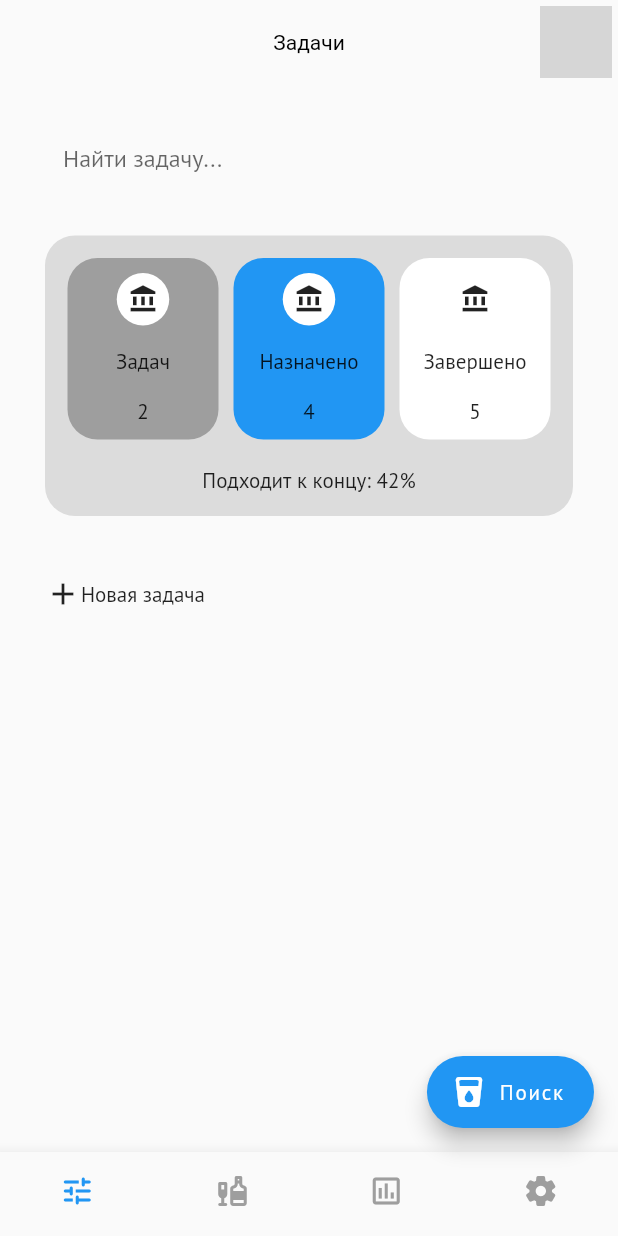
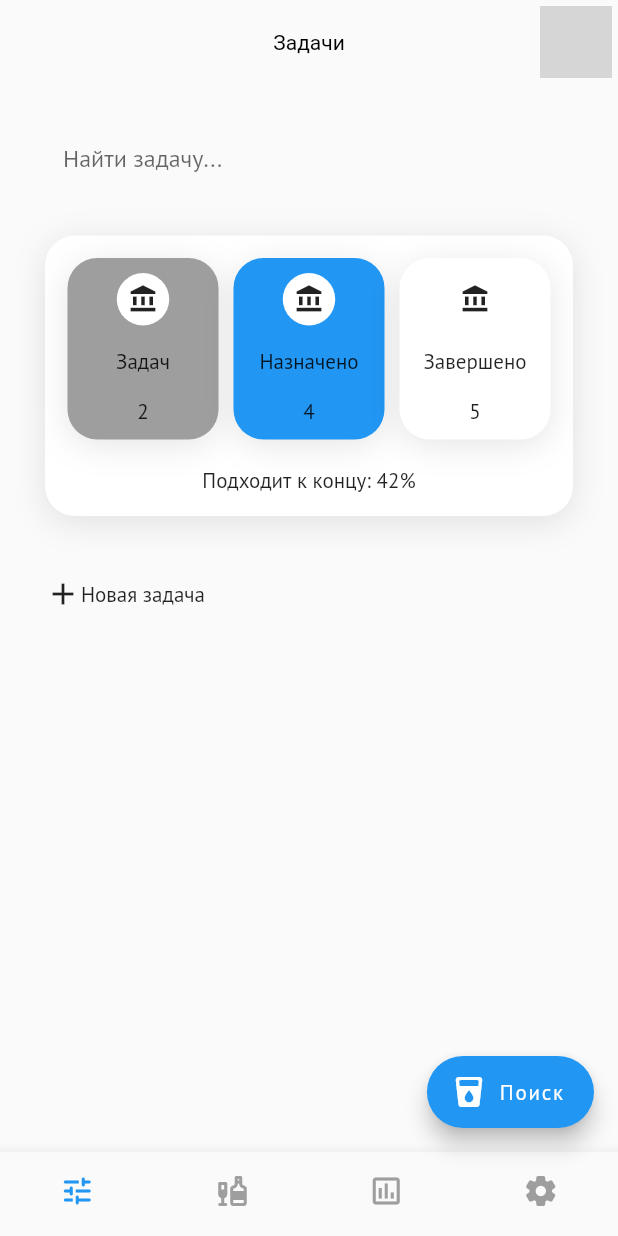
Before and after one commit to black-rusuz/rostelecom, a Flutter app: the screen it shows after launch, on a phone screen of 412 x 824 dp. Run offline on Flutter 3.47's test engine with Material 2 defaults, Android fonts, the phone set to English and light mode, and no system bars; drawn by our look-alikes of cached_network_image; our stand-ins replace dio, equatable, flutter_bloc, get_it, google_fonts, injectable; network calls fail; grey boxes are pictures that could not be loaded.

```diff
--- a/lib/presentation/pages/home/tasks/tasks_fragment.dart
+++ b/lib/presentation/pages/home/tasks/tasks_fragment.dart
@@ -46,7 +46,7 @@ class StatsCard extends StatelessWidget {
   Widget build(BuildContext context) {
     return BaseCard(
       padding: const EdgeInsets.all(15),
-      //color: Colors.white,
+      color: Colors.white,
       borderRadius: 20,
       child: Column(
         children: [
--- a/lib/presentation/widgets/base_card.dart
+++ b/lib/presentation/widgets/base_card.dart
@@ -1,4 +1,6 @@
 import 'package:flutter/material.dart';
+
+import '../../styles.dart';
 
 class BaseCard extends StatelessWidget {
   final EdgeInsets padding;
@@ -21,6 +23,7 @@ class BaseCard extends StatelessWidget {
       decoration: BoxDecoration(
         color: color,
         borderRadius: BorderRadius.circular(borderRadius),
+        boxShadow: Styles.shadows,
       ),
       child: child,
     );
--- a/lib/styles.dart
+++ b/lib/styles.dart
@@ -45,36 +45,36 @@ class Styles {
   static BorderRadius radius = BorderRadius.circular(20);
 
   static const List<BoxShadow> shadows = [
+    // BoxShadow(
+    //   color: Color.fromRGBO(0, 0, 0, 0.1),
+    //   blurRadius: 2.21,
+    //   offset: Offset(0, 0.5),
+    // ),
+    // BoxShadow(
+    //   color: Color.fromRGBO(0, 0, 0, 0.1),
+    //   blurRadius: 5.32,
+    //   offset: Offset(0, 1.2),
+    // ),
+    // BoxShadow(
+    //   color: Color.fromRGBO(0, 0, 0, 0.1),
+    //   blurRadius: 10.02,
+    //   offset: Offset(0, 2.25),
+    // ),
     BoxShadow(
-      color: Colors.black,
-      blurRadius: 2.21,
-      offset: Offset(0, 0.5),
-    ),
-    BoxShadow(
-      color: Colors.black,
-      blurRadius: 5.32,
-      offset: Offset(0, 1.2),
-    ),
-    BoxShadow(
-      color: Colors.black,
-      blurRadius: 10.02,
-      offset: Offset(0, 2.25),
-    ),
-    BoxShadow(
-      color: Colors.black,
+      color: Color.fromRGBO(0, 0, 0, 0.1),
       blurRadius: 17.87,
       offset: Offset(0, 4.02),
     ),
-    BoxShadow(
-      color: Colors.black,
-      blurRadius: 33.42,
-      offset: Offset(0, 7.52),
-    ),
-    BoxShadow(
-      color: Colors.black,
-      blurRadius: 80,
-      offset: Offset(0, 18),
-    ),
+    // BoxShadow(
+    //   color: Color.fromRGBO(0, 0, 0, 0.1),
+    //   blurRadius: 33.42,
+    //   offset: Offset(0, 7.52),
+    // ),
+    // BoxShadow(
+    //   color: Color.fromRGBO(0, 0, 0, 0.1),
+    //   blurRadius: 80,
+    //   offset: Offset(0, 18),
+    // ),
   ];
 
   static const bgColor = Color(0xFFFBFBFC);
```
